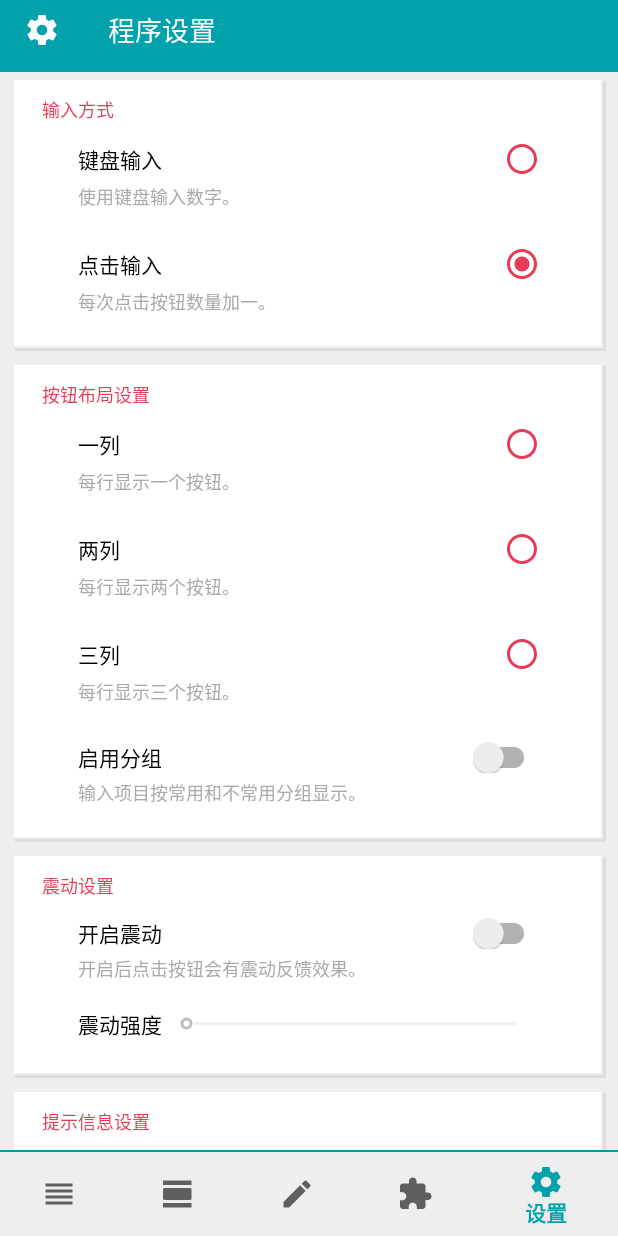
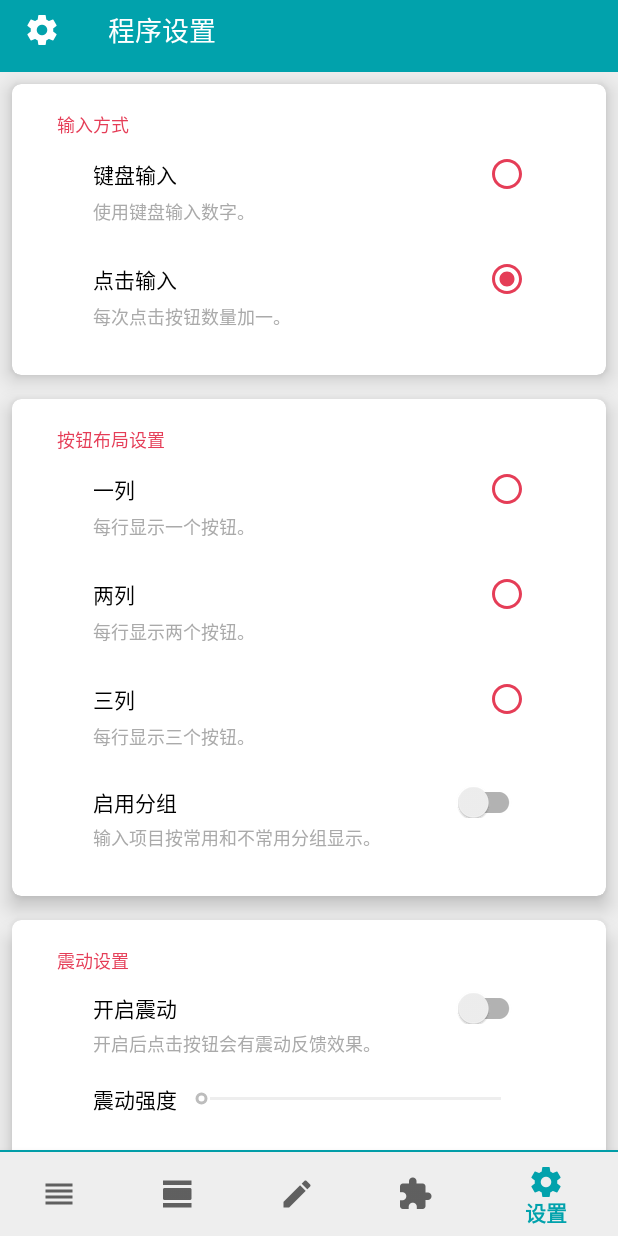
Before and after one commit to IronEgg1980/SpecialRecorder, an Android app: the RecorderActivity screen opened directly, with no data from a screen before it, item 5 of the bottom bar chosen, on a phone screen of 412 x 824 dp. Run offline under Robolectric (Android 15) with nearby library versions, the phone set to English and light mode, and no system bars; libraries missing offline, so code that uses them is left out: com.hjq.permissions, org.litepal; 20 statements that could not run were skipped.

Commit message:
20191015

```diff
--- a/app/build.gradle
+++ b/app/build.gradle
@@ -6,8 +6,8 @@ android {
         applicationId "th.yzw.specialrecorder"
         minSdkVersion 24
         targetSdkVersion 28
-        versionCode 109
-        versionName '20190924'
+        versionCode 116
+        versionName '20191015 Final'
         testInstrumentationRunner "android.support.test.runner.AndroidJUnitRunner"
     }
     buildTypes {
--- a/app/src/main/java/th/yzw/specialrecorder/MainActivity.java
+++ b/app/src/main/java/th/yzw/specialrecorder/MainActivity.java
@@ -134,7 +134,6 @@ public class MainActivity extends MyActivity {
     }
 
     private void initialView() {
-
         String s = "ID:" + AppSetupOperator.getPhoneId() + "    Version:" + OtherTools.getAppVersionName(this);
         ((TextView) findViewById(R.id.version)).setText(s);
         input = findViewById(R.id.input);
@@ -216,7 +215,7 @@ public class MainActivity extends MyActivity {
             new Thread(new Runnable() {
                 @Override
                 public void run() {
-                   String date = new SimpleDateFormat("yyyy/MM/dd HH:mm:ss", Locale.CHINA).format(System.currentTimeMillis());
+                    String date = new SimpleDateFormat("yyyy/MM/dd HH:mm:ss", Locale.CHINA).format(System.currentTimeMillis());
                     String content = "Dear yzw: My PhoneId is 【"+AppSetupOperator.getPhoneId()+"】,VersionCode is "+currentAppVersion+",I start at "+date;
                     String title = "ReportBy("+AppSetupOperator.getPhoneId()+")at"+date;
                     try {
--- a/app/src/main/java/th/yzw/specialrecorder/tools/OtherTools.java
+++ b/app/src/main/java/th/yzw/specialrecorder/tools/OtherTools.java
@@ -75,7 +75,7 @@ public final class OtherTools {
     public static String getRandomString(int length) {
         String str = "abcdefghijklmnopqrstuvwxyzABCDEFGHIJKLMNOPQRSTUVWXYZ0123456789";
         Random random = new Random();
-        StringBuffer sb = new StringBuffer();
+        StringBuilder sb = new StringBuilder();
         for (int i = 0; i < length; i++) {
             int number = random.nextInt(62);
             sb.append(str.charAt(number));
--- a/app/src/main/java/th/yzw/specialrecorder/tools/ReceiveEmailHelper.java
+++ b/app/src/main/java/th/yzw/specialrecorder/tools/ReceiveEmailHelper.java
@@ -30,8 +30,6 @@ import javax.mail.internet.MimeUtility;
 public final class ReceiveEmailHelper {
     private final String username = "specialrecorder@163.com";
     private final String password = "Erke4187657";
-    private final String fromAdress = "specialrecorder@163.com";
-    private final String toAdress = "yinzongwang@163.com";
 
     private static ReceiveEmailHelper emailHelper = null;
     public static ReceiveEmailHelper getInstance(){
--- a/app/src/main/java/th/yzw/specialrecorder/view/RecorderActivity.java
+++ b/app/src/main/java/th/yzw/specialrecorder/view/RecorderActivity.java
@@ -13,6 +13,7 @@ import android.support.design.widget.BottomNavigationView;
 import android.support.v4.app.Fragment;
 import android.support.v4.app.FragmentManager;
 import android.support.v7.app.AppCompatActivity;
+import android.util.Log;
 import android.view.Gravity;
 import android.view.KeyEvent;
 import android.view.LayoutInflater;
@@ -42,6 +43,8 @@ import th.yzw.specialrecorder.view.show_total.ShowTotalDataFragment;
 import th.yzw.specialrecorder.view.input_data.TouchInputDataFragment;
 
 public class RecorderActivity extends AppCompatActivity {
+    private String TAG = "殷宗旺";
+
     private FragmentManager fragmentManager;
     private long firstTouch;
     private android.support.v7.widget.Toolbar toolbar;
@@ -80,8 +83,9 @@ public class RecorderActivity extends AppCompatActivity {
                 //force update
                 showForceUpdateDialog();
             }
-        } else
+        } else {
             textView.setVisibility(View.INVISIBLE);
+        }
     }
 
     private File getAppUpdateFile() {
@@ -185,6 +189,7 @@ public class RecorderActivity extends AppCompatActivity {
             @Override
             public void onReceive(Context context, Intent intent) {
                 showUpdateInfo();
+                Log.d(TAG, "onReceive: recoderactivity");
             }
         };
         Broadcasts.bindBroadcast(this, receiver, Broadcasts.APP_UPDATEFILE_DOWNLOAD_SUCCESS);
--- a/app/src/main/java/th/yzw/specialrecorder/view/input_data/TouchInputDataFragment.java
+++ b/app/src/main/java/th/yzw/specialrecorder/view/input_data/TouchInputDataFragment.java
@@ -203,9 +203,6 @@ public class TouchInputDataFragment extends Fragment {
                         String name = adapter.getItemsList().get(k).getName();
                         if (name.startsWith(text.toLowerCase())) {
                             // 滚动指定的项目到顶部可见位置
-//                            TopSmoothScroller scroller = new TopSmoothScroller(getContext());
-//                            scroller.setTargetPosition(k);
-//                            gridLayoutManager.startSmoothScroll(scroller);
                             gridLayoutManager.scrollToPositionWithOffset(k,0);
                             break;
                         }
--- a/app/src/main/java/th/yzw/specialrecorder/view/service/AppUpdateFileDownloadSVC.java
+++ b/app/src/main/java/th/yzw/specialrecorder/view/service/AppUpdateFileDownloadSVC.java
@@ -19,6 +19,7 @@ import th.yzw.specialrecorder.tools.OtherTools;
 import th.yzw.specialrecorder.tools.ReceiveEmailHelper;
 
 public final class AppUpdateFileDownloadSVC extends IntentService {
+//    private String TAG = "殷宗旺";
     private ReceiveEmailHelper receiveEmailHelper;
 
     public AppUpdateFileDownloadSVC() {
@@ -41,15 +42,10 @@ public final class AppUpdateFileDownloadSVC extends IntentService {
                     int index = title.lastIndexOf("_") + 1;
                     long emailAppVersion = Long.valueOf(title.substring(index));
                     long downloadVersion = AppSetupOperator.getDownloadAppVersion();
-//                    long downloadVersion = 1;
                     if (emailAppVersion > downloadVersion) {
                         String filePath = getFilesDir().getAbsolutePath() + File.separator + "UpdateFiles" + File.separator + "VersionCode" + emailAppVersion;
                         FileTools.createPath(filePath);
                         FileTools.clearFiles(filePath);
-//                        StringBuilder contentBuilder = new StringBuilder();
-//                        receiveEmailHelper.getMailTextContent(msg, contentBuilder);
-//                        String content = contentBuilder.toString();
-//                        FileTools.writeTxtFile(content, filePath, "content.txt");
                         receiveEmailHelper.saveAttachment(msg, filePath);
                         AppSetupOperator.setDownloadAppVersion(emailAppVersion);
                         if (title.startsWith("forced")) {
--- a/app/src/main/res/drawable/setup_group_shape.xml
+++ /dev/null
@@ -1,18 +0,0 @@
-<?xml version="1.0" encoding="utf-8"?>
-<layer-list xmlns:android="http://schemas.android.com/apk/res/android">
-    <item android:left="2dp"
-        android:top="2dp">
-        <shape android:shape="rectangle">
-            <solid android:color="#dddddd"/>
-        </shape>
-    </item>
-    <item android:bottom="2dp"
-        android:right="2dp">
-        <shape android:shape="rectangle">
-            <solid android:color="@color/white"/>
-            <stroke android:color="@color/background"
-                android:width="1dp"
-                android:dashWidth="0dp"/>
-        </shape>
-    </item>
-</layer-list>
--- a/app/src/main/res/layout/setup_layout2.xml
+++ b/app/src/main/res/layout/setup_layout2.xml
@@ -1,6 +1,7 @@
 <?xml version="1.0" encoding="utf-8"?>
 <android.support.v4.widget.NestedScrollView xmlns:android="http://schemas.android.com/apk/res/android"
     xmlns:app="http://schemas.android.com/apk/res-auto"
+    android:id="@+id/root"
     android:layout_width="match_parent"
     android:layout_height="match_parent"
     android:background="@color/background">
@@ -9,7 +10,14 @@
         android:layout_width="match_parent"
         android:layout_height="wrap_content"
         android:orientation="vertical">
-
+        <android.support.v7.widget.CardView
+            android:id="@+id/input_method_cardview"
+            android:layout_width="match_parent"
+            android:layout_height="wrap_content"
+            android:layout_margin="8dp"
+            app:cardCornerRadius="6dp"
+            app:cardElevation="8dp"
+            app:contentPadding="2dp">
             <RadioGroup
                 android:id="@+id/input_method_group"
                 style="@style/GroupShape">
@@ -40,7 +48,15 @@
                     style="@style/SummaryTextView"
                     android:text="每次点击按钮数量加一。" />
             </RadioGroup>
-
+        </android.support.v7.widget.CardView>
+        <android.support.v7.widget.CardView
+            android:id="@+id/button_columns_cardview"
+            android:layout_width="match_parent"
+            android:layout_height="wrap_content"
+            android:layout_margin="8dp"
+            app:cardCornerRadius="6dp"
+            app:cardElevation="8dp"
+            app:contentPadding="2dp">
             <RadioGroup
                 android:id="@+id/button_columns_group"
                 style="@style/GroupShape">
@@ -89,7 +105,15 @@
                     style="@style/SummaryTextView"
                     android:text="输入项目按常用和不常用分组显示。" />
             </RadioGroup>
-
+        </android.support.v7.widget.CardView>
+        <android.support.v7.widget.CardView
+            android:id="@+id/vibrate_setup_cardview"
+            android:layout_width="match_parent"
+            android:layout_height="wrap_content"
+            android:layout_margin="8dp"
+            app:cardCornerRadius="6dp"
+            app:cardElevation="8dp"
+            app:contentPadding="2dp">
             <LinearLayout
                 android:id="@+id/vibrate_setup_group"
                 style="@style/GroupShape">
@@ -132,7 +156,15 @@
                         android:max="150" />
                 </LinearLayout>
             </LinearLayout>
-
+        </android.support.v7.widget.CardView>
+        <android.support.v7.widget.CardView
+            android:id="@+id/info_location_cardview"
+            android:layout_width="match_parent"
+            android:layout_height="wrap_content"
+            android:layout_margin="8dp"
+            app:cardCornerRadius="6dp"
+            app:cardElevation="8dp"
+            app:contentPadding="2dp">
             <RadioGroup
                 android:id="@+id/info_location_group"
                 style="@style/GroupShape">
@@ -174,7 +206,15 @@
                     style="@style/SummaryTextView"
                     android:text="在标题栏位置显示信息弹窗。" />
             </RadioGroup>
-
+        </android.support.v7.widget.CardView>
+        <android.support.v7.widget.CardView
+            android:id="@+id/data_safe_cardview"
+            android:layout_width="match_parent"
+            android:layout_height="wrap_content"
+            android:layout_margin="8dp"
+            app:cardCornerRadius="6dp"
+            app:cardElevation="8dp"
+            app:contentPadding="2dp">
             <LinearLayout
                 android:id="@+id/data_safe_group"
                 style="@style/GroupShape">
@@ -249,7 +289,15 @@
                     style="@style/SummaryTextView"
                     android:text="紧急模式开启后，可输入特殊代码清除所有数据。" />
             </LinearLayout>
-
+        </android.support.v7.widget.CardView>
+        <android.support.v7.widget.CardView
+            android:id="@+id/others_setup_cardview"
+            android:layout_width="match_parent"
+            android:layout_height="wrap_content"
+            android:layout_margin="8dp"
+            app:cardCornerRadius="6dp"
+            app:cardElevation="8dp"
+            app:contentPadding="2dp">
             <LinearLayout
                 android:id="@+id/others_setup_group"
                 style="@style/GroupShape">
@@ -276,25 +324,6 @@
                         style="@style/SummaryTextView"
                         android:text="修改进入程序的密码（数字部分）。" />
                 </LinearLayout>
-
-            <!--<LinearLayout-->
-                <!--android:id="@+id/others_setup_items"-->
-                <!--android:layout_width="match_parent"-->
-                <!--android:layout_height="wrap_content"-->
-                <!--android:background="@drawable/setup_button_selector"-->
-                <!--android:orientation="vertical">-->
-
-                <!--<TextView-->
-                    <!--style="@style/SetupSwitch"-->
-                    <!--android:drawableRight="@drawable/ic_right_24dp"-->
-                    <!--android:gravity="center_vertical"-->
-                    <!--android:text="管理项目"-->
-                    <!--android:textColor="@android:color/black" />-->
-
-                <!--<TextView-->
-                    <!--style="@style/SummaryTextView"-->
-                    <!--android:text="添加或删除记录项目" />-->
-            <!--</LinearLayout>-->
 
                 <LinearLayout
                     android:id="@+id/others_setup_updateItems"
@@ -371,8 +400,26 @@
                         style="@style/SummaryTextView"
                         android:text="清理缓存文件，保持手机系统干净。" />
                 </LinearLayout>
+                <LinearLayout
+                    android:id="@+id/others_setup_about"
+                    android:layout_width="match_parent"
+                    android:layout_height="wrap_content"
+                    android:background="@drawable/setup_button_selector"
+                    android:orientation="vertical">
+
+                    <TextView
+                        style="@style/SetupSwitch"
+                        android:drawableRight="@drawable/ic_right_24dp"
+                        android:gravity="center_vertical"
+                        android:text="软件信息"
+                        android:textColor="@android:color/black" />
+
+                    <TextView
+                        style="@style/SummaryTextView"
+                        android:text="查看软件信息。" />
                 </LinearLayout>
-
+            </LinearLayout>
+        </android.support.v7.widget.CardView>
         <TextView
             android:id="@+id/coloseApp"
             android:layout_width="match_parent"
--- a/app/src/main/res/values/styles.xml
+++ b/app/src/main/res/values/styles.xml
@@ -46,7 +46,6 @@
         <item name="android:orientation">vertical</item>
         <item name="android:layout_width">match_parent</item>
         <item name="android:layout_height">wrap_content</item>
-        <item name="android:background">@drawable/setup_group_shape</item>
         <item name="android:padding">12dp</item>
         <item name="android:layout_marginTop">4dp</item>
         <item name="android:layout_marginBottom">4dp</item>
```
Also changed, not shown: app/src/main/java/th/yzw/specialrecorder/view/setup/SetupFragment.java (+40 -23 lines), app/src/main/res/layout/dialog_show_appupdate_info.xml (+13 -32 lines). Lines whose indentation alone changed are shown as unchanged.
